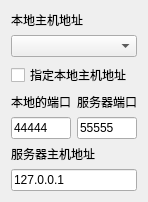
This is src/TcpClient/TcpSAKIODeviceControler.ui in x-tools-author/x-tools as Qt 5 draws it before an edit. The edited form follows.
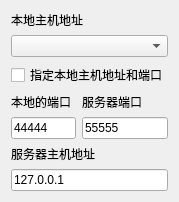
This is the edited form.

Patch:
```diff
--- a/src/TcpClient/TcpSAKIODeviceControler.ui
+++ b/src/TcpClient/TcpSAKIODeviceControler.ui
@@ -6,7 +6,7 @@
    <rect>
     <x>0</x>
     <y>0</y>
-    <width>144</width>
+    <width>173</width>
     <height>166</height>
    </rect>
   </property>
@@ -87,7 +87,7 @@
    <item row="2" column="0" colspan="3">
     <widget class="QCheckBox" name="checkBoxAppointLocalHostAddress">
      <property name="text">
-      <string>指定本地主机地址</string>
+      <string>指定本地主机地址和端口</string>
      </property>
     </widget>
    </item>
```
